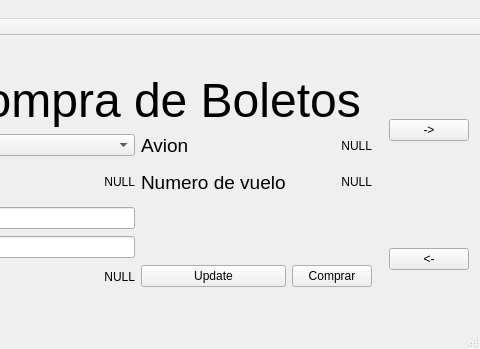
First picture: the form in aeropuerto.ui, repository dariovillalta/Proyecto2_Aeropuerto, before the edit; both pictures show x 240 to 720 and y 0 to 349 of the 720 by 349 pixel window.
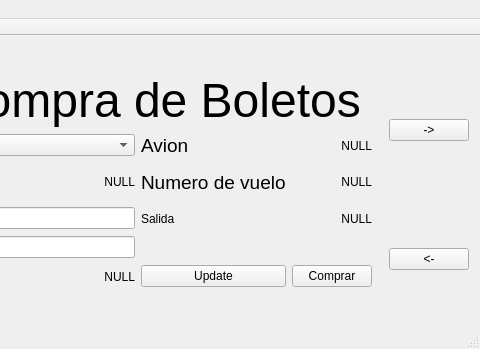
Second picture: the form after the edit.

```diff
--- a/aeropuerto.ui
+++ b/aeropuerto.ui
@@ -207,6 +207,23 @@
           </property>
          </widget>
         </item>
+        <item row="5" column="2">
+         <widget class="QLabel" name="label_9">
+          <property name="text">
+           <string>Salida</string>
+          </property>
+         </widget>
+        </item>
+        <item row="5" column="3">
+         <widget class="QLabel" name="lb_salida">
+          <property name="text">
+           <string>NULL</string>
+          </property>
+          <property name="alignment">
+           <set>Qt::AlignRight|Qt::AlignTrailing|Qt::AlignVCenter</set>
+          </property>
+         </widget>
+        </item>
        </layout>
       </widget>
      </widget>
```
Left out of the diff: 22 changed lines with no effect on the pictures.
